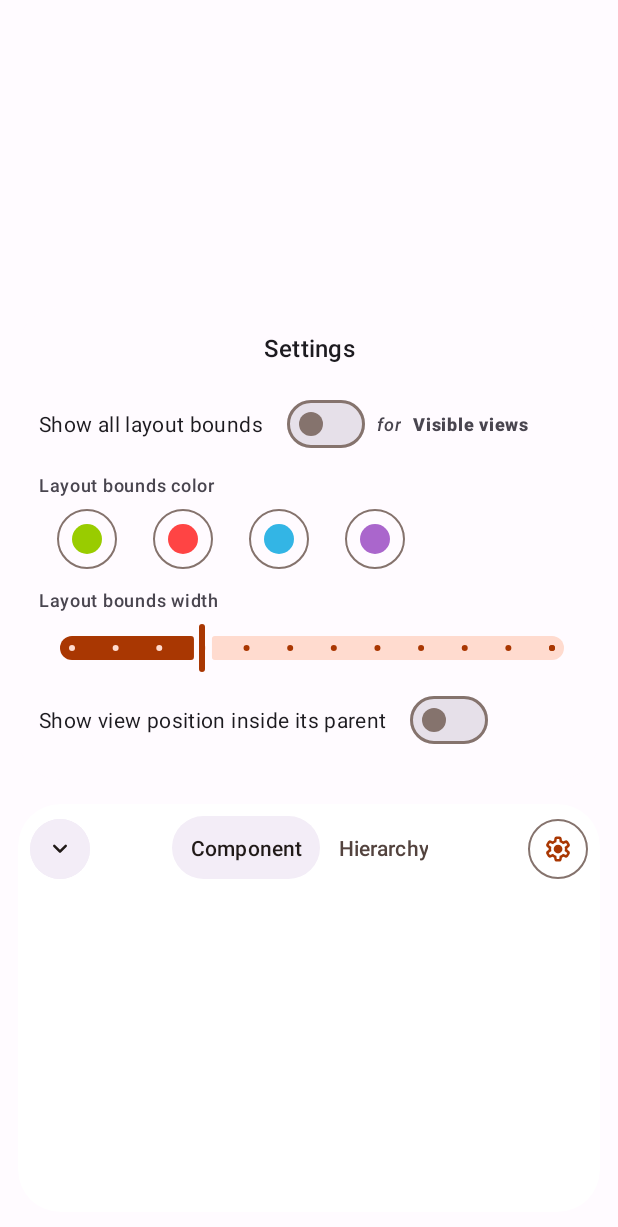
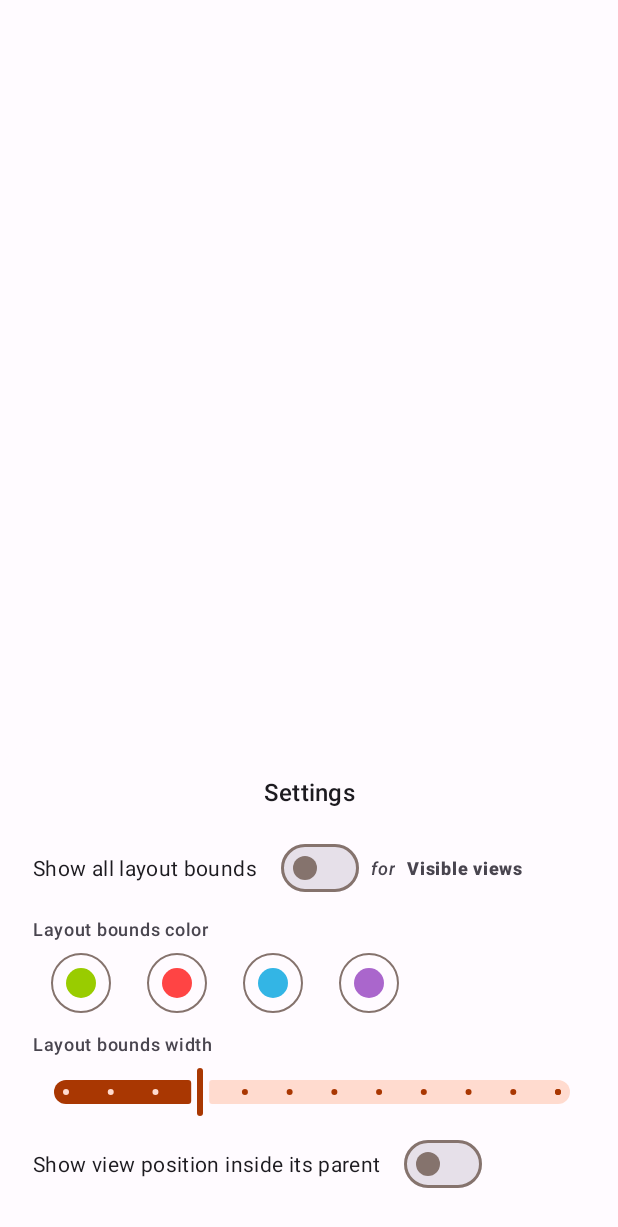
Before and after one commit to DrHowdyDoo/LayoutInspector, an Android app: the layout assistant_layout.xml on its own in the app's theme, with its tools: preview values and no code run, on a phone screen of 412 x 824 dp. Shown: the top 1227 px of the screen. Run offline under Robolectric (Android 15) with nearby library versions, the phone set to English and light mode, and no system bars.

Commit message:
- Settings card changed to bottomSheet

```diff
--- a/app/src/main/java/com/drhowdydoo/layoutinspector/service/AssistSession.java
+++ b/app/src/main/java/com/drhowdydoo/layoutinspector/service/AssistSession.java
@@ -11,6 +11,7 @@ import android.graphics.Rect;
 import android.os.Bundle;
 import android.service.voice.VoiceInteractionSession;
 import android.util.Log;
+import android.view.Gravity;
 import android.view.LayoutInflater;
 import android.view.MotionEvent;
 import android.view.View;
@@ -18,6 +19,7 @@ import android.view.ViewGroup;
 import android.view.WindowInsets;
 import android.view.animation.Animation;
 import android.view.animation.AnimationUtils;
+import android.widget.FrameLayout;
 import android.widget.PopupMenu;
 import android.widget.TextView;
 
@@ -56,7 +58,8 @@ public class AssistSession extends VoiceInteractionSession {
     private static final String TAG = "AssistSession";
     private AssistStructure assistStructure;
     private Animation slideUpAnimation, slideDownAnimation;
-    private MaterialCardView mCardView,settingsCard;
+    private MaterialCardView mCardView;
+    private FrameLayout settingsCard;
     private DrawableFrameLayout mAssistantView;
     private ViewPager2 viewPager;
     private TabLayout tabLayout;
@@ -140,6 +143,7 @@ public class AssistSession extends VoiceInteractionSession {
         MaterialButton btnBlue = settingsCard.findViewById(R.id.btnBlue);
         MaterialButton btnPurple = settingsCard.findViewById(R.id.btnPurple);
         TextView tvViewTypeToShowBoundsFor = settingsCard.findViewById(R.id.tvViewTypeToShow);
+        View settingsOverlay = settingsCard.findViewById(R.id.settings_overlay);
 
         tvViewTypeToShowBoundsFor.setOnClickListener(v -> showMenu(v, R.menu.popup_menu));
 
@@ -183,6 +187,12 @@ public class AssistSession extends VoiceInteractionSession {
         switchShowViewPosition.setOnCheckedChangeListener((buttonView, isChecked) -> {
             editor.putBoolean("SETTINGS_SHOW_VIEW_POSITION", isChecked).apply();
             mAssistantView.notifyPreferenceChange();
+        });
+
+        settingsOverlay.setOnClickListener(v -> {
+            TransitionManager.beginDelayedTransition((ViewGroup) settingsCard.getParent(), new Slide(Gravity.BOTTOM));
+            settingsCard.setVisibility(View.GONE);
+            isSettingsShown = false;
         });
     }
 
@@ -245,10 +255,12 @@ public class AssistSession extends VoiceInteractionSession {
 
     private void setUpClickListeners() {
         btnSettings.setOnClickListener(v -> {
-            TransitionManager.beginDelayedTransition(settingsCard, autoTransition);
+            TransitionManager.beginDelayedTransition((ViewGroup) settingsCard.getParent(), new Slide(Gravity.BOTTOM));
             settingsCard.setVisibility(isSettingsShown ? View.GONE : View.VISIBLE);
             isSettingsShown = !isSettingsShown;
         });
+
+
 
         btnExpandCollapse.setOnClickListener(v -> {
             TransitionManager.beginDelayedTransition(settingsCard, autoTransition);
--- a/app/src/main/res/layout-land/assistant_layout.xml
+++ /dev/null
@@ -1,127 +0,0 @@
-<?xml version="1.0" encoding="utf-8"?>
-<com.drhowdydoo.layoutinspector.ui.DrawableFrameLayout
-    xmlns:android="http://schemas.android.com/apk/res/android"
-    android:layout_width="match_parent"
-    android:layout_height="match_parent"
-    xmlns:tools="http://schemas.android.com/tools"
-    android:background="#0AFFFFFF"
-    android:visibility="invisible"
-    tools:visibility="visible"
-    android:animateLayoutChanges="true"
-    xmlns:app="http://schemas.android.com/apk/res-auto">
-
-    <androidx.constraintlayout.widget.ConstraintLayout
-        android:fitsSystemWindows="true"
-        android:layout_width="match_parent"
-        android:layout_height="match_parent">
-
-        <com.google.android.material.card.MaterialCardView
-            android:id="@+id/card_bg"
-            style="?attr/materialCardViewFilledStyle"
-            android:layout_width="0dp"
-            android:layout_height="272dp"
-            android:layout_marginHorizontal="12dp"
-            android:layout_marginBottom="16dp"
-            app:cardBackgroundColor="?colorSurface"
-            app:cardCornerRadius="28dp"
-            app:layout_constraintBottom_toBottomOf="parent"
-            app:layout_constraintEnd_toEndOf="parent"
-            app:layout_constraintHorizontal_bias="0"
-            app:layout_constraintStart_toStartOf="parent"
-            app:layout_constraintWidth_max="400dp">
-
-            <androidx.constraintlayout.widget.ConstraintLayout
-                android:layout_width="match_parent"
-                android:layout_height="match_parent"
-                android:gravity="center_horizontal"
-                android:orientation="vertical"
-                android:paddingHorizontal="4dp"
-                android:paddingBottom="8dp">
-
-                <com.google.android.material.tabs.TabLayout
-                    android:id="@+id/tabLayout"
-                    android:layout_width="wrap_content"
-                    android:layout_height="42dp"
-                    android:layout_marginTop="8dp"
-                    android:background="@drawable/tab_indicator"
-                    app:layout_constraintEnd_toEndOf="parent"
-                    app:layout_constraintStart_toStartOf="parent"
-                    app:layout_constraintTop_toTopOf="parent"
-                    app:tabGravity="center"
-                    app:tabIndicator="@drawable/tab_indicator"
-                    app:tabIndicatorColor="?colorSurfaceContainer"
-                    app:tabIndicatorFullWidth="true"
-                    app:tabIndicatorGravity="center"
-                    app:tabIndicatorHeight="42dp"
-                    app:tabSelectedTextColor="?colorOnBackground">
-
-                    <com.google.android.material.tabs.TabItem
-                        android:layout_width="wrap_content"
-                        android:layout_height="wrap_content"
-                        android:text="Component" />
-
-                    <com.google.android.material.tabs.TabItem
-                        android:layout_width="wrap_content"
-                        android:layout_height="wrap_content"
-                        android:text="Hierarchy" />
-
-                </com.google.android.material.tabs.TabLayout>
-
-                <androidx.viewpager2.widget.ViewPager2
-                    android:id="@+id/viewPager"
-                    android:layout_width="match_parent"
-                    android:layout_height="0dp"
-                    android:animateLayoutChanges="true"
-                    android:clipToPadding="false"
-                    android:paddingTop="4dp"
-                    app:layout_constraintBottom_toBottomOf="parent"
-                    app:layout_constraintEnd_toEndOf="parent"
-                    app:layout_constraintStart_toStartOf="parent"
-                    app:layout_constraintTop_toBottomOf="@+id/tabLayout" />
-
-
-                <com.google.android.material.button.MaterialButton
-                    android:id="@+id/btnSetting"
-                    style="?materialIconButtonOutlinedStyle"
-                    android:layout_width="wrap_content"
-                    android:layout_height="wrap_content"
-                    android:layout_gravity="end|top"
-                    android:layout_marginTop="6dp"
-                    app:icon="@drawable/rounded_settings_24"
-                    app:layout_constraintEnd_toEndOf="parent"
-                    app:layout_constraintTop_toTopOf="parent" />
-
-                <com.google.android.material.button.MaterialButton
-                    android:id="@+id/btnExpandCollapse"
-                    style="?materialIconButtonFilledTonalStyle"
-                    android:layout_width="wrap_content"
-                    android:layout_height="wrap_content"
-                    android:backgroundTint="?colorSurfaceContainer"
-                    android:layout_marginTop="6dp"
-                    app:icon="@drawable/rounded_keyboard_arrow_down_24"
-                    app:iconTint="?colorOnSurface"
-                    app:layout_constraintStart_toStartOf="parent"
-                    app:layout_constraintTop_toTopOf="parent" />
-
-            </androidx.constraintlayout.widget.ConstraintLayout>
-
-        </com.google.android.material.card.MaterialCardView>
-
-        <include
-            android:id="@+id/settings_layout"
-            layout="@layout/settings_layout"
-            android:layout_width="0dp"
-            android:layout_height="wrap_content"
-            android:layout_marginHorizontal="8dp"
-            android:visibility="invisible"
-            app:layout_constraintBottom_toBottomOf="@+id/card_bg"
-            app:layout_constraintEnd_toEndOf="parent"
-            app:layout_constraintHorizontal_bias="0"
-            app:layout_constraintStart_toEndOf="@+id/card_bg"
-            app:layout_constraintWidth_max="400dp"
-            tools:visibility="visible" />
-
-    </androidx.constraintlayout.widget.ConstraintLayout>
-
-
-</com.drhowdydoo.layoutinspector.ui.DrawableFrameLayout>
--- a/app/src/main/res/layout/assistant_layout.xml
+++ b/app/src/main/res/layout/assistant_layout.xml
@@ -7,11 +7,11 @@
     android:background="#0AFFFFFF"
     android:visibility="invisible"
     tools:visibility="visible"
+    android:fitsSystemWindows="true"
     android:animateLayoutChanges="true"
     xmlns:app="http://schemas.android.com/apk/res-auto">
 
     <androidx.constraintlayout.widget.ConstraintLayout
-        android:fitsSystemWindows="true"
         android:layout_width="match_parent"
         android:layout_height="match_parent">
 
@@ -109,19 +109,13 @@
         <include
             android:id="@+id/settings_layout"
             layout="@layout/settings_layout"
-            android:layout_width="0dp"
-            android:layout_height="wrap_content"
-            android:layout_marginHorizontal="12dp"
-            android:layout_marginBottom="16dp"
-            android:visibility="invisible"
-            android:layout_marginTop="8dp"
-            app:layout_constraintVertical_bias="1"
-            app:layout_constrainedHeight="true"
-            app:layout_constraintBottom_toTopOf="@+id/card_bg"
+            android:layout_width="match_parent"
+            android:layout_height="match_parent"
+            android:visibility="gone"
+            app:layout_constraintBottom_toBottomOf="parent"
             app:layout_constraintEnd_toEndOf="parent"
             app:layout_constraintStart_toStartOf="parent"
             app:layout_constraintTop_toTopOf="parent"
-            app:layout_constraintWidth_max="420dp"
             tools:visibility="visible" />
 
     </androidx.constraintlayout.widget.ConstraintLayout>
--- a/app/src/main/res/layout/settings_layout.xml
+++ b/app/src/main/res/layout/settings_layout.xml
@@ -1,13 +1,26 @@
 <?xml version="1.0" encoding="utf-8"?>
-<com.google.android.material.card.MaterialCardView xmlns:android="http://schemas.android.com/apk/res/android"
+<FrameLayout
+    android:layout_width="match_parent"
+    android:layout_height="match_parent"
+    android:fitsSystemWindows="true"
     xmlns:app="http://schemas.android.com/apk/res-auto"
     xmlns:tools="http://schemas.android.com/tools"
+    xmlns:android="http://schemas.android.com/apk/res/android">
+
+    <View
+        android:id="@+id/settings_overlay"
+        android:layout_width="match_parent"
+        android:layout_height="match_parent"/>
+
+    <com.google.android.material.card.MaterialCardView
         style="?attr/materialCardViewFilledStyle"
+        android:layout_gravity="bottom|center_horizontal"
         android:layout_width="match_parent"
         android:layout_height="wrap_content"
         app:cardBackgroundColor="?colorSurface"
-    tools:ignore="HardCodedText"
-    app:cardCornerRadius="28dp">
+        android:padding="8dp"
+        app:shapeAppearanceOverlay="@style/ShapeAppearance.App.Corner.Medium"
+        tools:ignore="HardCodedText">
 
         <LinearLayout
             android:layout_width="match_parent"
@@ -178,3 +191,5 @@
 
 
     </com.google.android.material.card.MaterialCardView>
+
+</FrameLayout>
--- a/app/src/main/res/values/styles.xml
+++ b/app/src/main/res/values/styles.xml
@@ -7,4 +7,12 @@
         <item name="postSplashScreenTheme">@style/Theme.AppPeek</item>
     </style>
 
+    <style name="ShapeAppearance.App.Corner.Medium" parent="ShapeAppearance.Material3.Corner.Medium">
+        <item name="cornerFamily">rounded</item>
+        <item name="cornerSizeTopLeft">28dp</item>
+        <item name="cornerSizeTopRight">28dp</item>
+        <item name="cornerSizeBottomLeft">0dp</item>
+        <item name="cornerSizeBottomRight">0dp</item>
+    </style>
+
 </resources>
```
Lines whose indentation alone changed are shown as unchanged.
